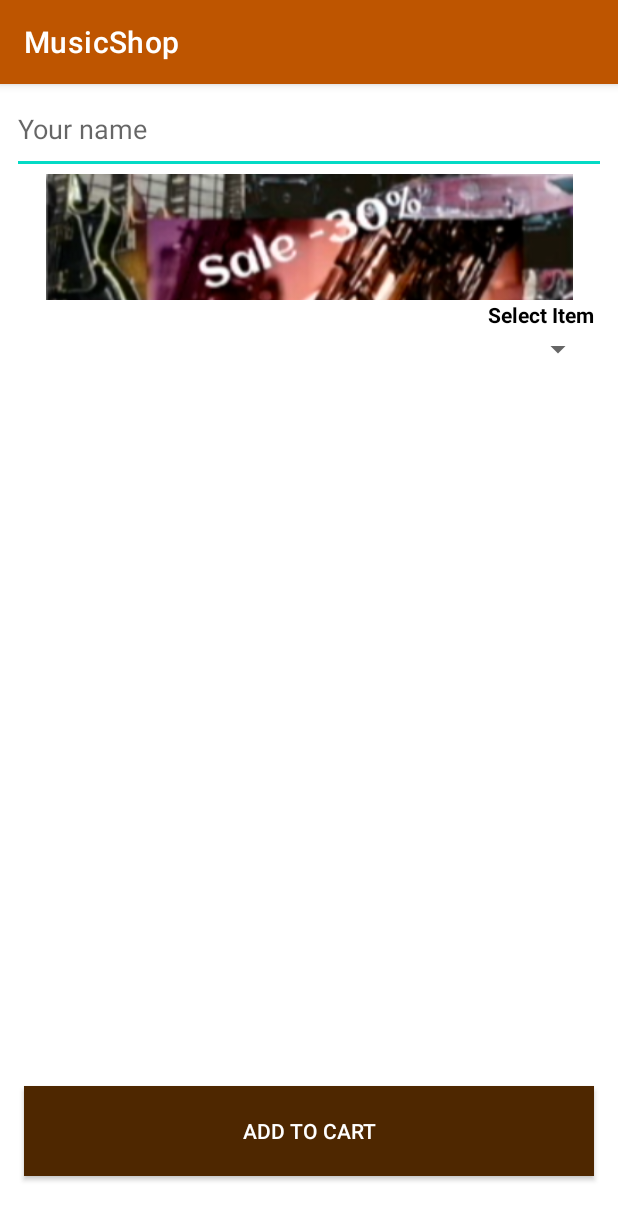
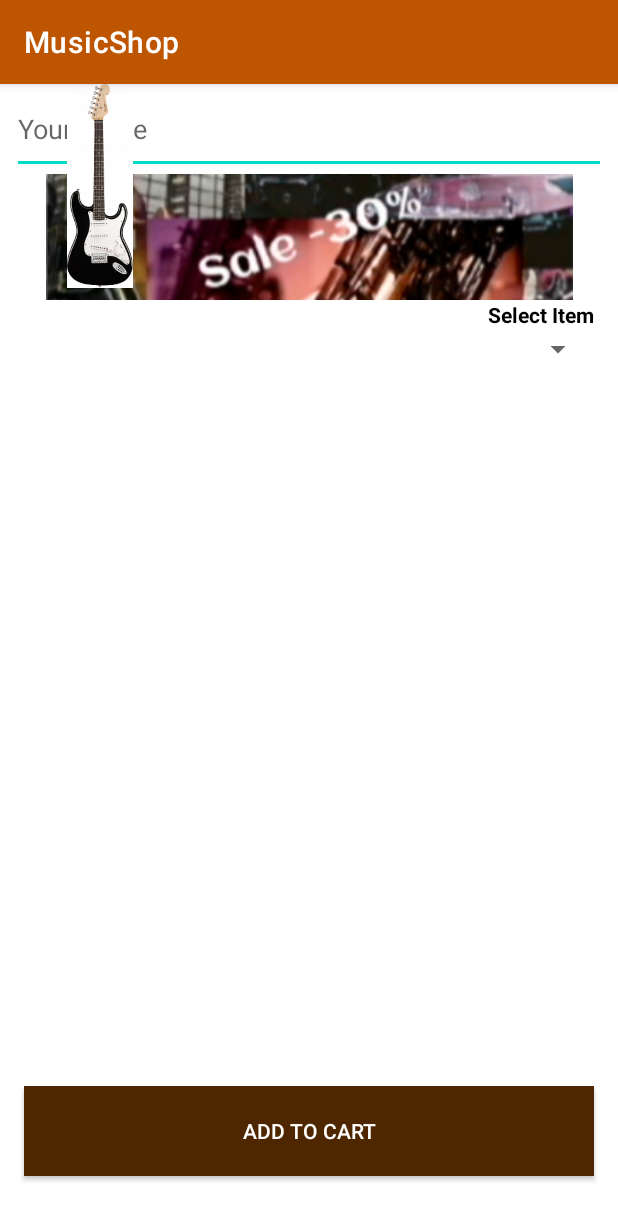
Before and after one commit to SergeyChagai/MusicShop, an Android app: the screen it shows after launch (MainActivity), on a phone screen of 412 x 824 dp. Shown: the top 1220 px of the screen. Run offline under Robolectric (Android 15) with nearby library versions, the phone set to English and light mode, and no system bars.

Commit message:
Set iImage recource

```diff
--- a/app/src/main/java/com/example/musicshop/MainActivity.kt
+++ b/app/src/main/java/com/example/musicshop/MainActivity.kt
@@ -2,6 +2,8 @@ package com.example.musicshop
 
 import androidx.appcompat.app.AppCompatActivity
 import android.os.Bundle
+import android.widget.ImageView
+import android.widget.Spinner
 
 class MainActivity : AppCompatActivity() {
     var names = R.array.models
@@ -13,6 +15,11 @@ class MainActivity : AppCompatActivity() {
         setContentView(R.layout.activity_main)
 
     }
+
+    fun SelectItem(view: Spinner){
+        var imageView = findViewById<ImageView>(R.id.imageView4)
+        imageView.setImageResource()
+    }
 }
 
 class Model (val name: String, var price: Int, var picSrc: String) {
--- a/app/src/main/res/layout/activity_main.xml
+++ b/app/src/main/res/layout/activity_main.xml
@@ -68,5 +68,13 @@
         app:layout_constraintEnd_toEndOf="parent"
         app:layout_constraintTop_toBottomOf="@+id/imageView3" />
 
+    <ImageView
+        android:id="@+id/imageView4"
+        android:layout_width="133dp"
+        android:layout_height="136dp"
+        app:srcCompat="@drawable/b86ef022fd0512cadad37bc31d844e7a"
+        tools:layout_editor_absoluteX="139dp"
+        tools:layout_editor_absoluteY="247dp" />
+
 
 </androidx.constraintlayout.widget.ConstraintLayout>
--- a/app/src/main/res/values/array.xml
+++ b/app/src/main/res/values/array.xml
@@ -2,21 +2,21 @@
 <resources>
     <string-array name="models">
         <item></item>
-        <item>FENDER CC-60S</item>
+        <item>FENDER SQUIER MM STRATOCASTER HARD TAIL BLACK</item>
         <item>GIBSON Les Paul</item>
         <item>IBANEZ RGRT421-WNF</item>
         <item>Yamaha C40</item>
         <item>EPIPHONE ES-339 Cherry</item>
     </string-array>
     <integer-array name="prices">
-        <item>200</item>
+        <item>12400</item>
         <item>100</item>
         <item>300</item>
         <item>123</item>
         <item>500</item>
     </integer-array>
     <string-array name="picSrc">
-        <item></item>
+        <item>@drawable/b86ef022fd0512cadad37bc31d844e7a</item>
         <item></item>
         <item></item>
         <item></item>
```
Also changed, not shown: app/src/main/res/drawable-v24/b86ef022fd0512cadad37bc31d844e7a.jpg (added).
